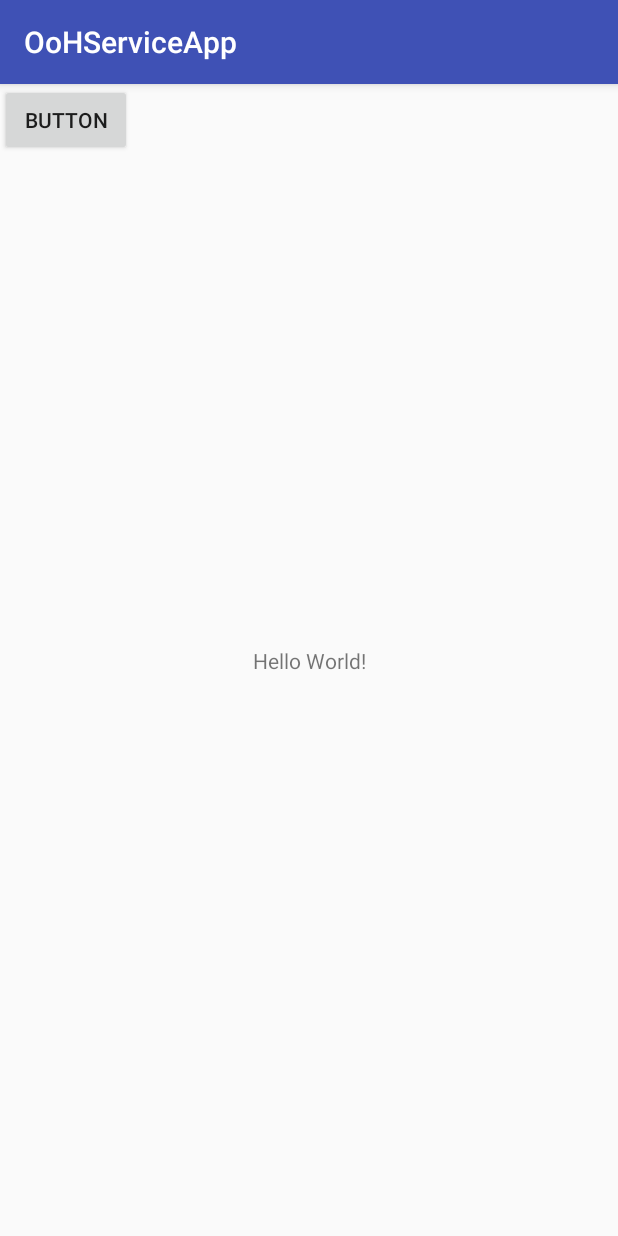
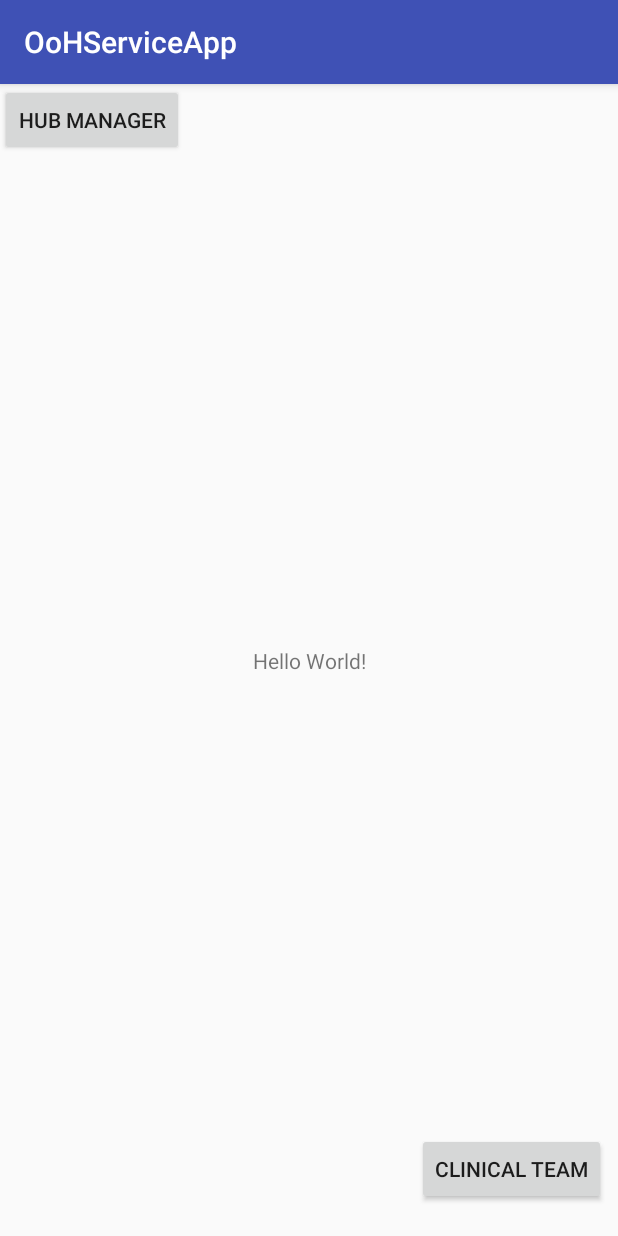
Before and after one commit to LukeBev/OoHServiceApplication, an Android app: the MainActivity screen opened directly, with no data from a screen before it, on a phone screen of 412 x 824 dp. Run offline under Robolectric (Android 15) with nearby library versions, the phone set to English and light mode, and no system bars.

Commit message:
Adding the ClinicalTeam worker class and activity

```diff
--- a/OoHServiceApp/app/src/main/java/com/example/groupproject/oohserviceapp/MainActivity.java
+++ b/OoHServiceApp/app/src/main/java/com/example/groupproject/oohserviceapp/MainActivity.java
@@ -8,7 +8,7 @@ import android.widget.Button;
 
 public class MainActivity extends AppCompatActivity {
 
-    Button hubManagerButton;
+    Button hubManagerButton, clinicalTeamButton;
 
     @Override
     protected void onCreate(Bundle savedInstanceState) {
@@ -16,8 +16,10 @@ public class MainActivity extends AppCompatActivity {
         setContentView(R.layout.activity_main);
 
         hubManagerButton = (Button) findViewById(R.id.button2);
+        clinicalTeamButton = (Button) findViewById(R.id.button3);
 
-        // Create click listener for trackSelectionButton
+
+        // Create click listener for hub manager button
         hubManagerButton.setOnClickListener(new View.OnClickListener() {
             @Override
             public void onClick(View v) {
@@ -26,5 +28,15 @@ public class MainActivity extends AppCompatActivity {
                 startActivity(hubManScreen);
             }
         });
+
+        // Create click listener for clinical team button
+        clinicalTeamButton.setOnClickListener(new View.OnClickListener() {
+            @Override
+            public void onClick(View v) {
+                // Start Clinical team Activity
+                Intent clinicalTeamScreen = new Intent(v.getContext(), ClinicalTeam.class);
+                startActivity(clinicalTeamScreen);
+            }
+        });
     }
 }
--- /dev/null
+++ b/OoHServiceApp/app/src/main/res/layout/activity_clinicalteam.xml
@@ -0,0 +1,6 @@
+<?xml version="1.0" encoding="utf-8"?>
+<LinearLayout xmlns:android="http://schemas.android.com/apk/res/android"
+    android:layout_width="match_parent"
+    android:layout_height="match_parent">
+
+</LinearLayout>
--- a/OoHServiceApp/app/src/main/res/layout/activity_main.xml
+++ b/OoHServiceApp/app/src/main/res/layout/activity_main.xml
@@ -13,14 +13,32 @@
         app:layout_constraintBottom_toBottomOf="parent"
         app:layout_constraintLeft_toLeftOf="parent"
         app:layout_constraintRight_toRightOf="parent"
-        app:layout_constraintTop_toTopOf="parent" />
+        app:layout_constraintTop_toTopOf="parent"
+        android:id="@+id/textView" />
 
     <Button
         android:id="@+id/button2"
         android:layout_width="wrap_content"
         android:layout_height="wrap_content"
-        android:text="Button"
-        tools:layout_editor_absoluteX="76dp"
-        tools:layout_editor_absoluteY="403dp" />
+        android:text="Hub Manager"
+        tools:layout_editor_absoluteX="39dp"
+        tools:layout_editor_absoluteY="57dp" />
+
+
+    <Button
+        android:id="@+id/button3"
+        android:layout_width="wrap_content"
+        android:layout_height="wrap_content"
+        android:text="Clinical Team"
+        app:layout_constraintTop_toTopOf="parent"
+        android:layout_marginTop="8dp"
+        app:layout_constraintBottom_toBottomOf="parent"
+        android:layout_marginBottom="8dp"
+        android:layout_marginRight="8dp"
+        app:layout_constraintRight_toRightOf="parent"
+        android:layout_marginLeft="8dp"
+        app:layout_constraintLeft_toLeftOf="parent"
+        app:layout_constraintHorizontal_bias="1.0"
+        app:layout_constraintVertical_bias="0.982" />
 
 </android.support.constraint.ConstraintLayout>
```
Also changed, not shown: OoHServiceApp/app/src/main/AndroidManifest.xml (+7 -0 lines), OoHServiceApp/app/src/main/java/com/example/groupproject/oohserviceapp/ClinicalTeam.java (added, +21 -0 lines).
